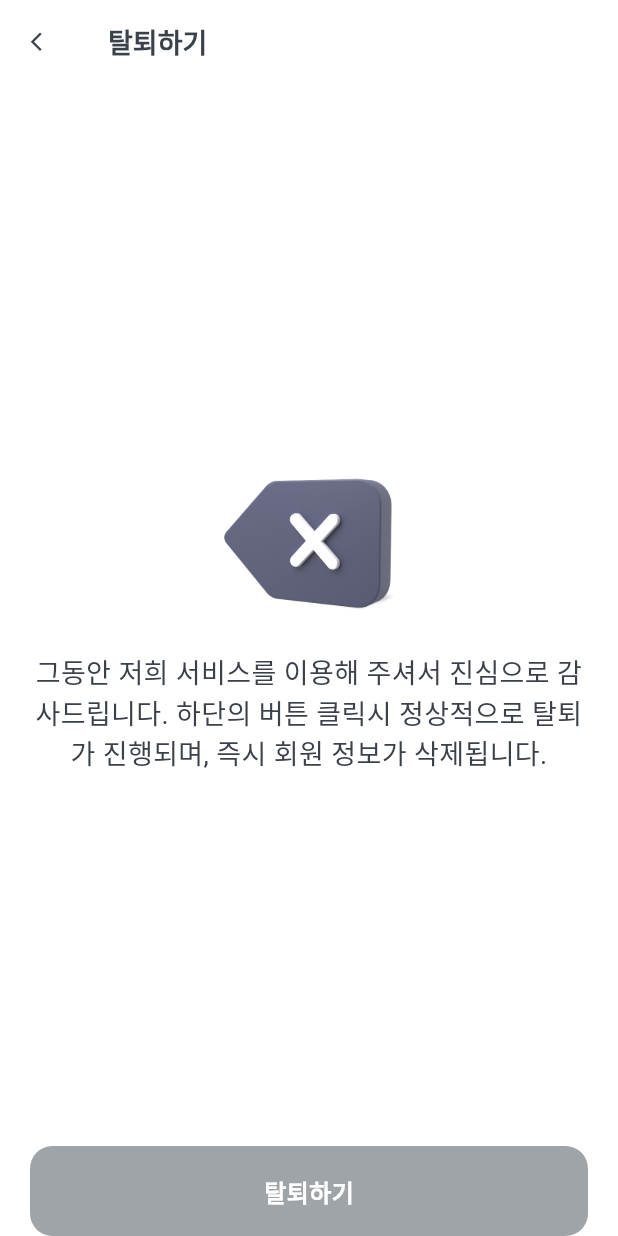
After one commit to hot-spicy-potato/public_parking_info_fe, a Flutter app: the DeleteUserPage screen opened by its route, on a phone screen of 412 x 824 dp. The commit adds this screen. Run offline on Flutter 3.47's test engine with Material 3 defaults, Android fonts, the phone set to English and light mode, and no system bars; our stand-ins replace cookie_jar, dio, dio_cookie_manager, dropdown_button2, flutter_riverpod, freezed_annotation and 5 more; missing offline and left inert: kakao_flutter_sdk, kakao_map_plugin, scroll_datetime_picker, scroll_time_picker, simple_animated_rating_bar; accounts and stored records are empty; Roboto replaces fonts that are missing (Pretendard).

Commit message:
feat: 마이페이지, 회원탈퇴

```diff
--- a/lib/data/datasource/favorite_api.dart
+++ b/lib/data/datasource/favorite_api.dart
@@ -13,8 +13,7 @@ class FavoriteApi {
   // /api/favorite/favorite
   Future<bool> setFavorite(String code) async {
     try {
-      final Dio _dio = DioClient.dio;
-      final res = await _dio.post("/api/favorite", queryParameters: {"code": code});
+      final res = await dio.post("/api/favorite", queryParameters: {"code": code});
       String state = res.data;
       if (state == "on") return true;
     } catch (e) {
--- /dev/null
+++ b/lib/presentation/pages/delete_user_page.dart
@@ -0,0 +1,64 @@
+import 'package:flutter/material.dart';
+import 'package:flutter_riverpod/flutter_riverpod.dart';
+import 'package:go_router/go_router.dart';
+import 'package:public_parking_info_fe/core/constants/ui/custom_colors.dart';
+import 'package:public_parking_info_fe/core/constants/ui/custom_fonts.dart';
+import 'package:public_parking_info_fe/presentation/widgets/custom_bottom_button.dart';
+import 'package:public_parking_info_fe/providers/page_provider.dart';
+import 'package:public_parking_info_fe/providers/user_api_provider.dart';
+import 'package:public_parking_info_fe/resources/resources.dart';
+
+class DeleteUserPage extends ConsumerWidget {
+  const DeleteUserPage({super.key});
+
+  @override
+  Widget build(BuildContext context, WidgetRef ref) {
+    return Scaffold(
+      backgroundColor: Colors.white,
+      appBar: AppBar(
+        backgroundColor: Colors.white,
+        surfaceTintColor: Colors.white,
+        leading: GestureDetector(
+          onTap: () => context.pop(),
+          child: Icon(Icons.arrow_back_ios, color: CustomColors.darkGrey, size: 15),
+        ),
+        title: Text("탈퇴하기", style: CustomFonts.w700(fontSize: 18, color: CustomColors.darkGrey)),
+      ),
+      bottomNavigationBar: SafeArea(
+        child: Padding(
+          padding: const EdgeInsets.symmetric(horizontal: 20),
+          child: GestureDetector(
+            onTap: () async {
+              await ref.read(userApiProvider.notifier).deleteUser();
+              userService.logout();
+              ref.read(pageProvider.notifier).state = 0;
+              context.pushReplacementNamed("main");
+            },
+            child: CustomBottomButton(
+              color: CustomColors.unselected,
+              text: "탈퇴하기",
+              fontColor: Colors.white,
+              height: 60,
+            ),
+          ),
+        ),
+      ),
+      body: Padding(
+        padding: const EdgeInsets.symmetric(horizontal: 20),
+        child: Column(
+          crossAxisAlignment: CrossAxisAlignment.center,
+          mainAxisAlignment: MainAxisAlignment.center,
+          children: [
+            Image.asset(Images.deleteUserIcon, width: 120, height: 120),
+            SizedBox(height: 10),
+            Text(
+              "그동안 저희 서비스를 이용해 주셔서 진심으로 감사드립니다. 하단의 버튼 클릭시 정상적으로 탈퇴가 진행되며, 즉시 회원 정보가 삭제됩니다.",
+              textAlign: TextAlign.center,
+              style: CustomFonts.w400(fontSize: 18, color: CustomColors.darkGrey),
+            ),
+          ],
+        ),
+      ),
+    );
+  }
+}
--- a/lib/presentation/pages/signup_page.dart
+++ b/lib/presentation/pages/signup_page.dart
@@ -88,6 +88,7 @@ class _SignupPageState extends ConsumerState<SignupPage> {
                               value.length > 10) {
                             return "최소 2자 이상 최대 10자 이하를 입력해 주세요.";
                           }
+                          return null;
                         },
                         onChanged: (value) {
                           signupProvider.setName(value);
@@ -101,6 +102,7 @@ class _SignupPageState extends ConsumerState<SignupPage> {
                           if (value == null || value.isEmpty || !emailRegex.hasMatch(value)) {
                             return "올바른 이메일 형식을 입력해 주세요.";
                           }
+                          return null;
                         },
                         onChanged: (value) {
                           signupProvider.setEmail(value);
@@ -117,6 +119,7 @@ class _SignupPageState extends ConsumerState<SignupPage> {
                           if (value == null || value.isEmpty || !regex.hasMatch(value)) {
                             return "영문, 숫자, 특수문자를 포함하여 8자리 이상 입력해 주세요.";
                           }
+                          return null;
                         },
                         onChanged: (value) {
                           signupProvider.setPassword(value);
@@ -132,6 +135,7 @@ class _SignupPageState extends ConsumerState<SignupPage> {
                               signupProvider.getPassword() != value) {
                             return "비밀번호가 일치하지 않습니다.";
                           }
+                          return null;
                         },
                         onChanged: (value) {
                           signupProvider.setRePassword(value);
--- a/lib/resources/images.dart
+++ b/lib/resources/images.dart
@@ -12,6 +12,7 @@ class Images {
       'assets/imgs/completed_signup_icon.png';
   static const String currentLocationIcon =
       'assets/imgs/current_location_icon.png';
+  static const String deleteUserIcon = 'assets/imgs/delete_user_icon.png';
   static const String dotMenuIcon = 'assets/imgs/dot_menu_icon.png';
   static const String emptyDataIcon = 'assets/imgs/empty_data_icon.png';
   static const String enableParkingCountIcon =
@@ -27,6 +28,7 @@ class Images {
   static const String noDataIcon = 'assets/imgs/no_data_icon.png';
   static const String operationTimeIcon = 'assets/imgs/operation_time_icon.png';
   static const String parkingFeeIcon = 'assets/imgs/parking_fee_icon.png';
+  static const String profileIcon = 'assets/imgs/profile_icon.png';
   static const String roadViewIcon = 'assets/imgs/road_view_icon.png';
   static const String searchIcon = 'assets/imgs/search_icon.png';
   static const String selectDateIcon = 'assets/imgs/select_date_icon.png';
--- a/pubspec.yaml
+++ b/pubspec.yaml
@@ -38,6 +38,7 @@ dependencies:
   flutter_launcher_icons: ^0.14.3
   cookie_jar: ^4.0.8
   dio_cookie_manager: ^3.2.0
+  path_provider: ^2.1.5
 
 dev_dependencies:
   flutter_test:
```
Also changed, not shown: lib/data/datasource/dio_client.dart (+31 -4 lines), lib/data/datasource/user_api.dart (+23 -0 lines), lib/data/models/response/user_info_response.dart (added, +14 -0 lines), lib/main.dart (+11 -0 lines), lib/presentation/pages/my_page.dart (added, +92 -0 lines), lib/presentation/widgets/bottom_bar.dart (+20 -13 lines), lib/providers/login_provider.dart (+16 -1 lines), lib/providers/signup_provider.dart (+14 -1 lines), lib/providers/user_api_provider.dart (+11 -28 lines), assets/imgs/delete_user_icon.png (added), assets/imgs/profile_icon.png (added), lib/data/models/response/user_info_response.freezed.dart (added), lib/data/models/response/user_info_response.g.dart (added), pubspec.lock, 3 other files.
